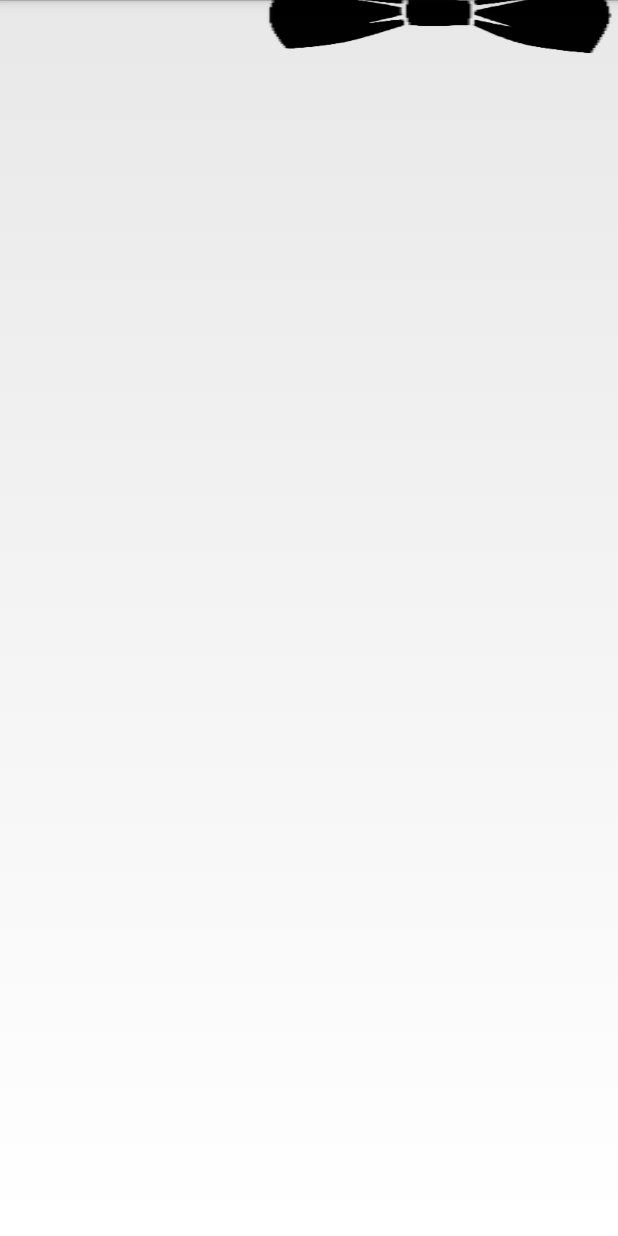
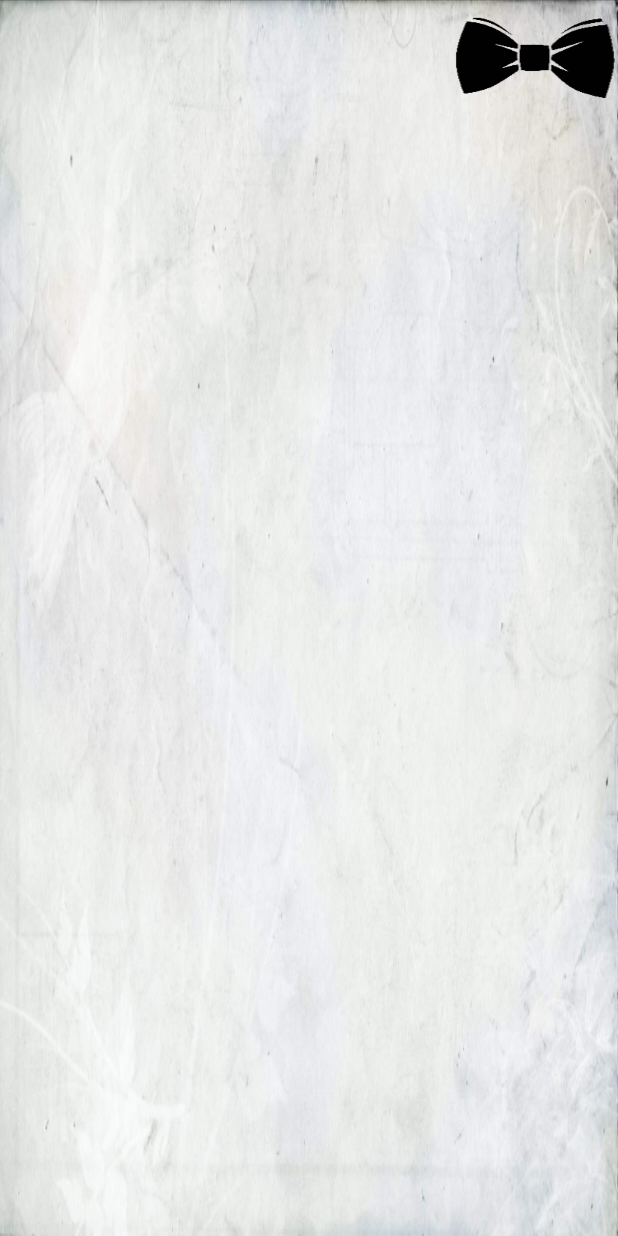
Before and after one commit to ThibaultGigant/ProjetIHM, an Android app: the RecapitulatifActivity screen opened directly, with no data from a screen before it, on a phone screen of 412 x 824 dp. Run offline under Robolectric (Android 15) with nearby library versions, the phone set to English and light mode, and no system bars; 5 statements that could not run were skipped.

Commit message:
Recapitulatif new

```diff
--- a/Client/app/src/main/res/layout/activity_recapitulatif.xml
+++ b/Client/app/src/main/res/layout/activity_recapitulatif.xml
@@ -1,4 +1,5 @@
 <FrameLayout xmlns:android="http://schemas.android.com/apk/res/android"
+    android:background="@drawable/wallpaper"
     android:layout_width="match_parent"
     android:layout_height="match_parent">
     <LinearLayout xmlns:android="http://schemas.android.com/apk/res/android"
@@ -35,12 +36,12 @@
             android:onClick="popServeur"
             android:adjustViewBounds="true"
             android:baselineAlignBottom="false"
-                android:layout_marginBottom="-20dp"
-                android:layout_marginTop="-20dp"
+            android:layout_marginBottom="10dp"
+            android:layout_marginTop="10dp"
             android:contentDescription="@string/popServeur"
             android:layout_alignRight="@+id/scroll_recap"
             android:layout_alignParentRight="@+id/scroll_recap"
-                android:layout_weight="3" />
+            android:layout_weight="11" />
     </LinearLayout>
 
     <include
```
Lines whose indentation alone changed are shown as unchanged.
